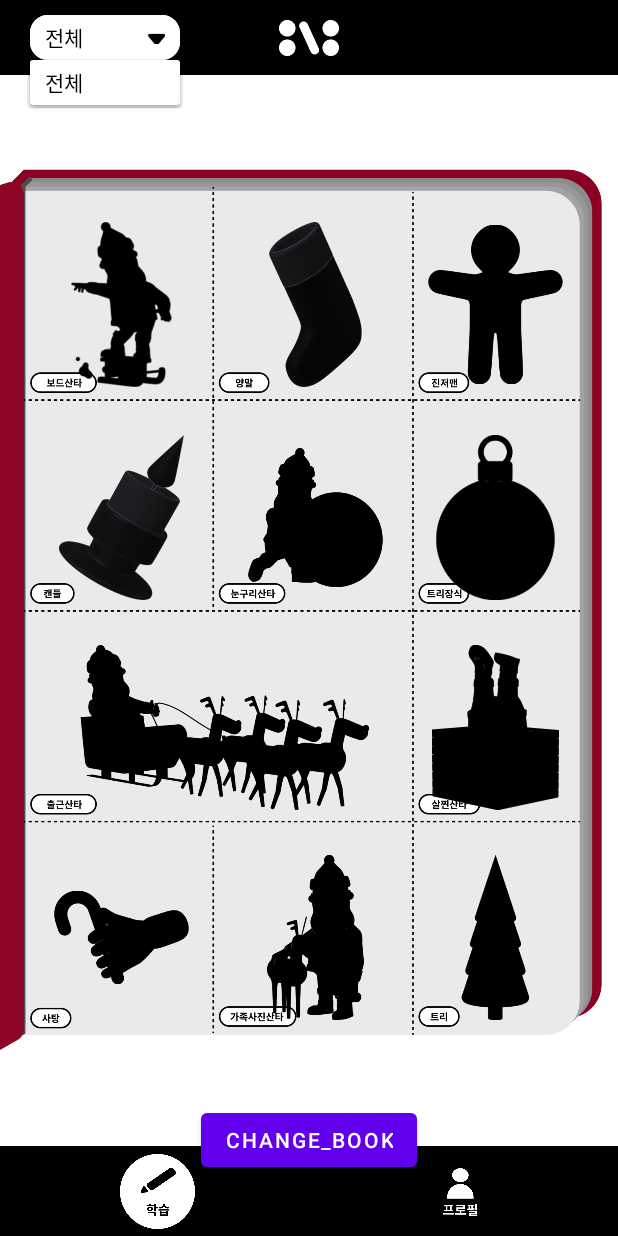
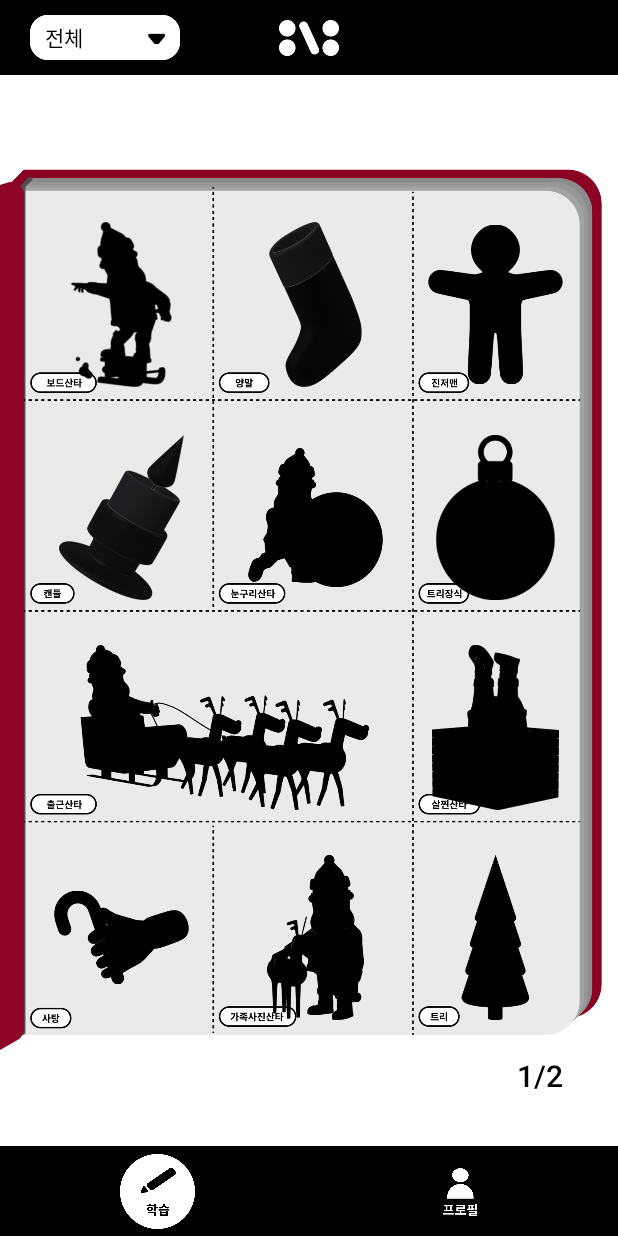
Before and after one commit to Fiizzle/Fiizzle-android, an Android app: the fragment BookFragment shown on its own in the app's theme, after a tap on "전체", on a phone screen of 412 x 824 dp. Run offline under Robolectric (Android 15) with nearby library versions, the phone set to English and light mode, and no system bars; our stand-ins replace data binding; libraries missing offline, so code that uses them is left out: com.skydoves.balloon; 10 statements that could not run were skipped.

Commit message:
Final version

```diff
--- a/app/src/main/java/com/example/fiizzle/screens/BookFragment.kt
+++ b/app/src/main/java/com/example/fiizzle/screens/BookFragment.kt
@@ -1,5 +1,6 @@
 package com.example.fiizzle.screens
 
+import OnSwipeTouchListener
 import android.content.Context
 import android.content.SharedPreferences
 import android.os.Bundle
@@ -68,38 +69,11 @@ class BookFragment: Fragment() {
 
         userIdx = getUserIdxPref(mContext)
 
-        val balloon = Balloon.Builder(requireContext())
-            .setWidth(BalloonSizeSpec.WRAP)
-            .setHeight(BalloonSizeSpec.WRAP)
-            .setText("오늘의 학습\n161쪽 ~ 170쪽")
-            .setTextColorResource(R.color.black)
-            .setTextSize(15f)
-            .setArrowPositionRules(ArrowPositionRules.ALIGN_ANCHOR)
-            .setArrowSize(10)
-            .setArrowPosition(0.5f)
-            .setPadding(10)
-            .setPaddingHorizontal(20)
-            .setCornerRadius(8f)
-            .setBackgroundColorResource(R.color.white)
-            .setBalloonAnimation(BalloonAnimation.ELASTIC)
-            .setLifecycleOwner(viewLifecycleOwner)
-            .setAutoDismissDuration(1800L)
-            .build()
-
-        binding.bookButton.setOnClickListener {
-            if(binding.bookFirstLayout.visibility == View.GONE){
-                binding.bookFirstLayout.visibility = View.VISIBLE;
-                binding.bookSecondLayout.visibility = View.GONE;
-            }
-            else {
-                binding.bookSecondLayout.visibility = View.VISIBLE;
-                binding.bookFirstLayout.visibility = View.GONE;
-            }
-        }
         appendBookIcon()
         appendColorIcon()
         appendBlackIcon()
         clickHandler()
+        addSlideListener()
 
         selectedInit = arg.selected
         initSpinner()
@@ -122,6 +96,29 @@ class BookFragment: Fragment() {
                 icons[i].showAlignBottom(makeBalloon(splitTotalPageWithDay(i + 1, selectedSubject.pageList)))
             }
         }
+        if(dayCnt<11){
+            binding.bookFirstLayout.visibility = View.VISIBLE;
+            binding.bookSecondLayout.visibility = View.GONE;
+        }
+        else{
+            binding.bookFirstLayout.visibility = View.GONE;
+            binding.bookSecondLayout.visibility = View.VISIBLE;
+        }
+    }
+    private fun addSlideListener(){
+        binding.bookFirstLayout.setOnTouchListener(object: OnSwipeTouchListener(requireContext()) {
+            override fun onSwipeLeft() {
+                binding.bookFirstLayout.visibility = View.GONE;
+                binding.bookSecondLayout.visibility = View.VISIBLE;
+            }
+        })
+
+        binding.bookSecondLayout.setOnTouchListener(object: OnSwipeTouchListener(requireContext()) {
+            override fun onSwipeRight() {
+                binding.bookFirstLayout.visibility = View.VISIBLE;
+                binding.bookSecondLayout.visibility = View.GONE;
+            }
+        })
     }
 
     private fun makeBalloon(pageArray: PageArray): Balloon {
--- /dev/null
+++ b/app/src/main/java/com/example/fiizzle/utils/OnSwipeTouchListener.kt
@@ -0,0 +1,74 @@
+import android.content.Context
+import android.view.GestureDetector
+import android.view.MotionEvent
+import android.view.View
+
+open class OnSwipeTouchListener(ctx: Context) : View.OnTouchListener {
+
+    private val gestureDetector: GestureDetector
+
+    companion object {
+        private val SWIPE_THRESHOLD = 100
+        private val SWIPE_VELOCITY_THRESHOLD = 100
+    }
+
+    init {
+        gestureDetector = GestureDetector(ctx, GestureListener())
+    }
+
+    override fun onTouch(v: View?, event: MotionEvent): Boolean {
+        try {
+            return gestureDetector.onTouchEvent(event)
+        } catch (e: Exception) {
+            // Error Handling
+        }
+        return false
+    }
+
+    private inner class GestureListener : GestureDetector.SimpleOnGestureListener() {
+
+
+        override fun onDown(e: MotionEvent): Boolean {
+            return true
+        }
+
+        override fun onFling(e1: MotionEvent, e2: MotionEvent, velocityX: Float, velocityY: Float): Boolean {
+            var result = false
+            try {
+                val diffY = e2.y - e1.y
+                val diffX = e2.x - e1.x
+                if (Math.abs(diffX) > Math.abs(diffY)) {
+                    if (Math.abs(diffX) > SWIPE_THRESHOLD && Math.abs(velocityX) > SWIPE_VELOCITY_THRESHOLD) {
+                        if (diffX > 0) {
+                            onSwipeRight()
+                        } else {
+                            onSwipeLeft()
+                        }
+                        result = true
+                    }
+                } else if (Math.abs(diffY) > SWIPE_THRESHOLD && Math.abs(velocityY) > SWIPE_VELOCITY_THRESHOLD) {
+                    if (diffY > 0) {
+                        onSwipeBottom()
+                    } else {
+                        onSwipeTop()
+                    }
+                    result = true
+                }
+            } catch (exception: Exception) {
+                exception.printStackTrace()
+            }
+
+            return result
+        }
+
+
+    }
+
+    open fun onSwipeRight() {}
+
+    open fun onSwipeLeft() {}
+
+    open fun onSwipeTop() {}
+
+    open fun onSwipeBottom() {}
+}
--- a/app/src/main/res/layout/fragment_book.xml
+++ b/app/src/main/res/layout/fragment_book.xml
@@ -185,6 +185,20 @@
                 app:layout_constraintStart_toStartOf="parent"
                 app:layout_constraintTop_toTopOf="parent"
                 app:srcCompat="@drawable/ic_book_black11" />
+
+            <TextView
+                android:id="@+id/book_page1_tv"
+                android:layout_width="wrap_content"
+                android:layout_height="wrap_content"
+                android:layout_marginTop="23dp"
+                android:text="1/2"
+                android:textAppearance="@style/TextAppearance.AppCompat.Medium"
+                android:textColor="#000000"
+                android:textSize="20sp"
+                app:fontFamily="sans-serif-medium"
+                app:layout_constraintEnd_toEndOf="@+id/book_icon_11"
+                app:layout_constraintTop_toBottomOf="@+id/book_icon_11" />
+
         </androidx.constraintlayout.widget.ConstraintLayout>
 
         <androidx.constraintlayout.widget.ConstraintLayout
@@ -308,6 +322,19 @@
                 app:layout_constraintTop_toTopOf="parent"
                 app:srcCompat="@drawable/ic_book_black21" />
 
+            <TextView
+                android:id="@+id/book_page2_tv"
+                android:layout_width="wrap_content"
+                android:layout_height="wrap_content"
+                android:layout_marginTop="23dp"
+                android:text="2/2"
+                android:textAppearance="@style/TextAppearance.AppCompat.Medium"
+                android:textColor="#000000"
+                android:textSize="20sp"
+                app:fontFamily="sans-serif-medium"
+                app:layout_constraintEnd_toEndOf="@+id/book_icon_21"
+                app:layout_constraintTop_toBottomOf="@+id/book_icon_21" />
+
         </androidx.constraintlayout.widget.ConstraintLayout>
 
         <androidx.constraintlayout.widget.ConstraintLayout
@@ -341,15 +368,6 @@
 
         </androidx.constraintlayout.widget.ConstraintLayout>
 
-        <Button
-            android:id="@+id/book_button"
-            android:layout_width="wrap_content"
-            android:layout_height="wrap_content"
-            android:text="change_book"
-            android:layout_marginBottom="40dp"
-            app:layout_constraintStart_toStartOf="parent"
-            app:layout_constraintEnd_toEndOf="parent"
-            app:layout_constraintBottom_toBottomOf="parent"/>
     </androidx.constraintlayout.widget.ConstraintLayout>
 
 </layout>
```
